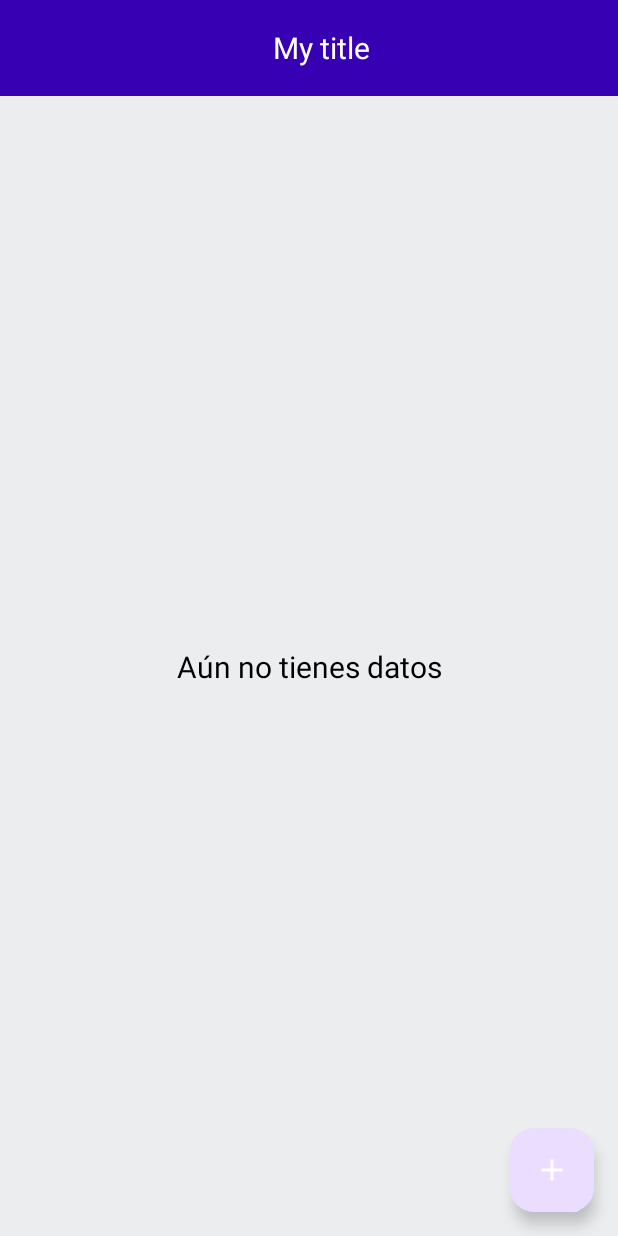
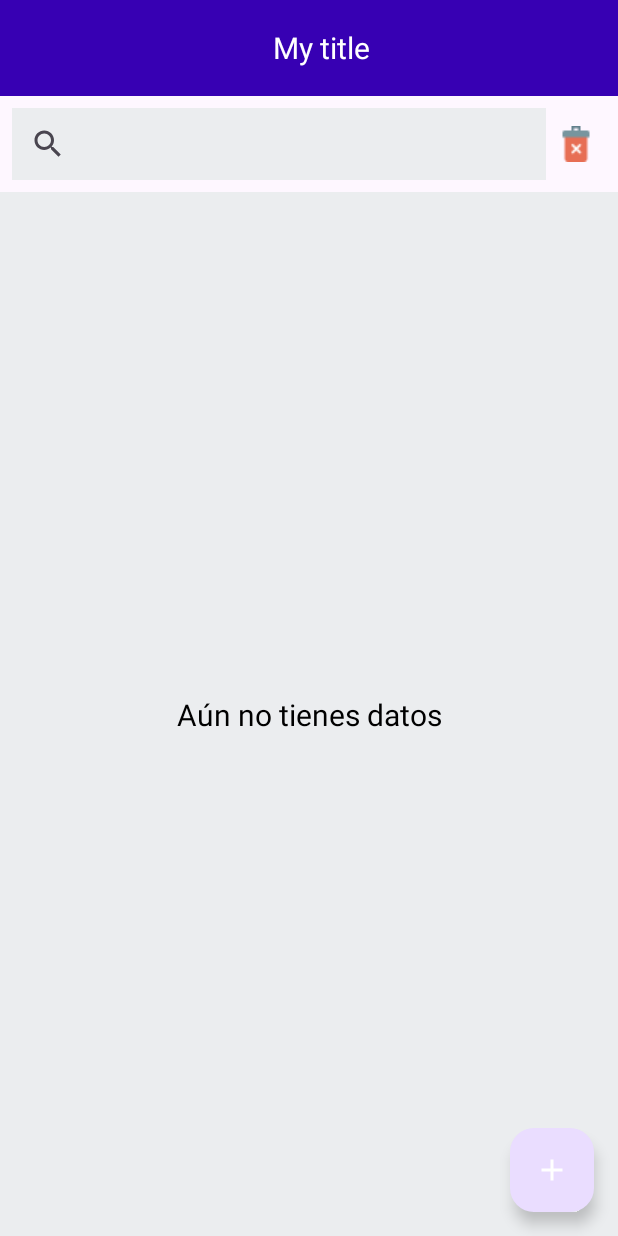
Before and after one commit to Orlandroid/Agenda, an Android app: the screen it shows after launch (MainActivity), on a phone screen of 412 x 824 dp. Run offline under Robolectric (Android 15) with nearby library versions, the phone set to English and light mode, and no system bars; our stand-ins replace Dagger/Hilt's generated code, Room's generated code, data binding.

```diff
--- a/app/src/main/java/com/example/crudagenda/ui/MainActivity.kt
+++ b/app/src/main/java/com/example/crudagenda/ui/MainActivity.kt
@@ -2,6 +2,7 @@ package com.example.crudagenda.ui
 
 import androidx.appcompat.app.AppCompatActivity
 import android.os.Bundle
+import androidx.appcompat.widget.SearchView
 import androidx.navigation.NavController
 import androidx.navigation.fragment.NavHostFragment
 import com.example.crudagenda.R
@@ -17,6 +18,7 @@ class MainActivity : AppCompatActivity() {
     private lateinit var binding: ActivityMainBinding
 
     private var navController: NavController? = null
+    private var searchViewConfig = SearchViewConfig()
 
     override fun onCreate(savedInstanceState: Bundle?) {
         super.onCreate(savedInstanceState)
@@ -31,7 +33,7 @@ class MainActivity : AppCompatActivity() {
         navController = navHostFragment.navController
     }
 
-    fun changeTitleToolbar(title: String) {
+    private fun changeTitleToolbar(title: String) {
         binding.toolbarLayout.toolbarTitle.text = title
     }
 
@@ -63,6 +65,8 @@ class MainActivity : AppCompatActivity() {
         changeTitleToolbar(configuration.toolbarTitle)
         showToolbar(configuration.showToolbar)
         canShowArrow(configuration.showArrow)
+        showSearchView(configuration.showSearchView)
+        setUpSearchView()
     }
 
     private fun canShowArrow(showArrow: Boolean) {
@@ -73,12 +77,59 @@ class MainActivity : AppCompatActivity() {
         }
     }
 
+    private fun showSearchView(show: Boolean) {
+        if (show) {
+            binding.searchView.visible()
+        } else {
+            binding.searchView.gone()
+        }
+    }
+
+    fun setSearchViewConfig(config: SearchViewConfig) {
+        searchViewConfig = config
+        showDeleteIcon(config.showDeleteIcon)
+    }
+
+    private fun setUpSearchView() {
+        binding.searchView.setOnQueryTextListener(object : SearchView.OnQueryTextListener {
+            override fun onQueryTextSubmit(query: String?): Boolean {
+                searchViewConfig.onQueryTextSubmit(query ?: "")
+                return false
+            }
+
+            override fun onQueryTextChange(newText: String?): Boolean {
+                searchViewConfig.onQueryTextChange(newText ?: "")
+                return false
+            }
+        })
+        binding.imageView.click {
+            searchViewConfig.clickOnDeleteIcon()
+        }
+    }
+
+    private fun showDeleteIcon(show: Boolean) {
+        if (show) {
+            binding.imageView.visible()
+        } else {
+            binding.imageView.gone()
+        }
+    }
+
 
     data class ToolbarConfiguration(
         val showToolbar: Boolean = false,
         val clickOnBack: (() -> Unit)? = null,
         val toolbarTitle: String = "",
-        val showArrow: Boolean = true
+        val showArrow: Boolean = true,
+        val showSearchView: Boolean = false,
+    )
+
+    data class SearchViewConfig(
+        val showSearchView: Boolean = false,
+        val onQueryTextSubmit: (query: String) -> Unit = {},
+        val onQueryTextChange: (newText: String) -> Unit = {},
+        val showDeleteIcon: Boolean = false,
+        val clickOnDeleteIcon: () -> Unit = {}
     )
 
 }
--- a/app/src/main/java/com/example/crudagenda/ui/base/BaseFragment.kt
+++ b/app/src/main/java/com/example/crudagenda/ui/base/BaseFragment.kt
@@ -41,6 +41,8 @@ abstract class BaseFragment<ViewBinding : ViewDataBinding>(@LayoutRes protected
 
     open fun configureToolbar() = MainActivity.ToolbarConfiguration()
 
+    open fun configSearchView() = MainActivity.SearchViewConfig()
+
 
     override fun onViewCreated(view: View, savedInstanceState: Bundle?) {
         super.onViewCreated(view, savedInstanceState)
@@ -48,6 +50,7 @@ abstract class BaseFragment<ViewBinding : ViewDataBinding>(@LayoutRes protected
         observerViewModel()
         (requireActivity() as MainActivity).apply {
             setToolbarConfiguration(configureToolbar())
+            setSearchViewConfig(configSearchView())
         }
     }
 
--- a/app/src/main/java/com/example/crudagenda/ui/listaagenda/ListaAgendaFragment.kt
+++ b/app/src/main/java/com/example/crudagenda/ui/listaagenda/ListaAgendaFragment.kt
@@ -1,9 +1,5 @@
 package com.example.crudagenda.ui.listaagenda
 
-import android.os.Bundle
-import android.view.Menu
-import android.view.MenuInflater
-import android.view.MenuItem
 import androidx.fragment.app.viewModels
 import androidx.navigation.fragment.findNavController
 import com.example.crudagenda.R
@@ -20,17 +16,31 @@ import dagger.hilt.android.AndroidEntryPoint
 
 @AndroidEntryPoint
 class ListaAgendaFragment :
-    BaseFragment<FragmentListaAgendaBinding>(R.layout.fragment_lista_agenda), ListenerAlertDialog {
+    BaseFragment<FragmentListaAgendaBinding>(R.layout.fragment_lista_agenda) {
 
 
     private val viewModel: ViewModelListaAgenda by viewModels()
     private val adapter = ListaAgendaAdapter(clickOnItem = { clickOnItem(it) })
+    private var alertMessageDialog: AlertMessageDialog? = null
 
     override fun configureToolbar() = MainActivity.ToolbarConfiguration(
-        showToolbar = true, toolbarTitle = "My title", showArrow = false
+        showToolbar = true, toolbarTitle = "My title", showArrow = false, showSearchView = true
     )
 
-    private fun getListener(): ListenerAlertDialog = this
+    override fun configSearchView() = MainActivity.SearchViewConfig(
+        showDeleteIcon = true,
+        showSearchView = true,
+        onQueryTextChange = {
+            //add search
+        },
+        onQueryTextSubmit = {
+            //add search
+        },
+        clickOnDeleteIcon = {
+            alertMessageDialog?.showAlertDialog("¿Estas seguro que deseas eliminar todos los contactos?")
+        }
+    )
+
 
     override fun setUpUi() = with(binding) {
         progressBar.visible()
@@ -48,41 +58,25 @@ class ListaAgendaFragment :
         floatingActionButton.setOnClickListener {
             findNavController().navigate(R.id.action_listaAgenda_to_addContact)
         }
+        setUpAlertDialogDelete()
+    }
+
+    private fun setUpAlertDialogDelete() {
+        alertMessageDialog = AlertMessageDialog(requireContext(), object : ListenerAlertDialog {
+            override fun btnCancel() {
+
+            }
+
+            override fun btnEliminar() {
+                viewModel.deleteAllContacts()
+            }
+
+        })
+
     }
 
     private fun clickOnItem(note: Note) {
         findNavController().navigate(ListaAgendaFragmentDirections.actionListaAgendaToUpdate(note.toJson()))
     }
 
-    override fun onCreate(savedInstanceState: Bundle?) {
-        super.onCreate(savedInstanceState)
-        setHasOptionsMenu(true)
-    }
-
-
-    override fun onCreateOptionsMenu(menu: Menu, inflater: MenuInflater) {
-        inflater.inflate(R.menu.menu_lista_agenda, menu)
-        super.onCreateOptionsMenu(menu, inflater)
-    }
-
-    override fun onOptionsItemSelected(item: MenuItem): Boolean {
-        when (item.itemId) {
-            R.id.submenu_eliminar -> {
-                val alert = AlertMessageDialog(requireContext(), getListener())
-                alert.showAlertDialog("¿Estas seguro que deseas eliminar todos los contactos?")
-                return true
-            }
-        }
-        return super.onOptionsItemSelected(item)
-    }
-
-    override fun btnCancel() {
-
-    }
-
-    override fun btnEliminar() {
-        viewModel.deleteAllContacts()
-        binding.progressBar.visible()
-    }
-
 }
--- a/app/src/main/java/com/example/crudagenda/ui/update/UpdateFragment.kt
+++ b/app/src/main/java/com/example/crudagenda/ui/update/UpdateFragment.kt
@@ -80,7 +80,6 @@ class UpdateFragment : BaseFragment<FragmentUpdateBinding>(R.layout.fragment_upd
                 ""
             }
         }
-
     }
 
 
--- a/app/src/main/res/layout/activity_main.xml
+++ b/app/src/main/res/layout/activity_main.xml
@@ -8,7 +8,46 @@
 
     <include
         android:id="@+id/toolbar_layout"
-        layout="@layout/toolbar_view" />
+        layout="@layout/toolbar_view"
+        android:layout_width="0dp"
+        android:layout_height="wrap_content"
+        app:layout_constraintEnd_toEndOf="parent"
+        app:layout_constraintStart_toStartOf="parent"
+        app:layout_constraintTop_toTopOf="parent" />
+
+    <androidx.constraintlayout.widget.ConstraintLayout
+        android:id="@+id/search_view_container"
+        android:layout_width="match_parent"
+        android:layout_height="wrap_content"
+        app:layout_constraintEnd_toEndOf="parent"
+        app:layout_constraintStart_toStartOf="parent"
+        app:layout_constraintTop_toBottomOf="@+id/toolbar_layout">
+
+        <ImageView
+            android:id="@+id/imageView"
+            android:layout_width="24dp"
+            android:layout_height="24dp"
+            android:layout_marginEnd="16dp"
+            android:src="@drawable/delete"
+            app:layout_constraintBottom_toBottomOf="parent"
+            app:layout_constraintEnd_toEndOf="parent"
+            app:layout_constraintTop_toTopOf="parent" />
+
+        <androidx.appcompat.widget.SearchView
+            android:background="@color/background"
+            android:id="@+id/searchView"
+            android:layout_width="0dp"
+            android:layout_height="wrap_content"
+            android:layout_marginStart="8dp"
+            android:layout_marginTop="8dp"
+            android:layout_marginEnd="8dp"
+            android:layout_marginBottom="8dp"
+            app:layout_constraintBottom_toBottomOf="parent"
+            app:layout_constraintEnd_toStartOf="@+id/imageView"
+            app:layout_constraintStart_toStartOf="parent"
+            app:layout_constraintTop_toTopOf="parent" />
+    </androidx.constraintlayout.widget.ConstraintLayout>
+
 
     <androidx.fragment.app.FragmentContainerView
         android:id="@+id/nav_host_fragment"
@@ -19,7 +58,7 @@
         app:layout_constraintBottom_toBottomOf="parent"
         app:layout_constraintLeft_toLeftOf="parent"
         app:layout_constraintRight_toRightOf="parent"
-        app:layout_constraintTop_toBottomOf="@+id/toolbar_layout"
+        app:layout_constraintTop_toBottomOf="@+id/search_view_container"
         app:navGraph="@navigation/nav_graph" />
 
     <ProgressBar
```
Also changed, not shown: app/src/main/java/com/example/crudagenda/ui/addcontact/AddContactFragment.kt (+18 -2 lines), app/src/main/java/com/example/crudagenda/ui/listaagenda/ListaAgendaAdapter.kt (+19 -1 lines).
